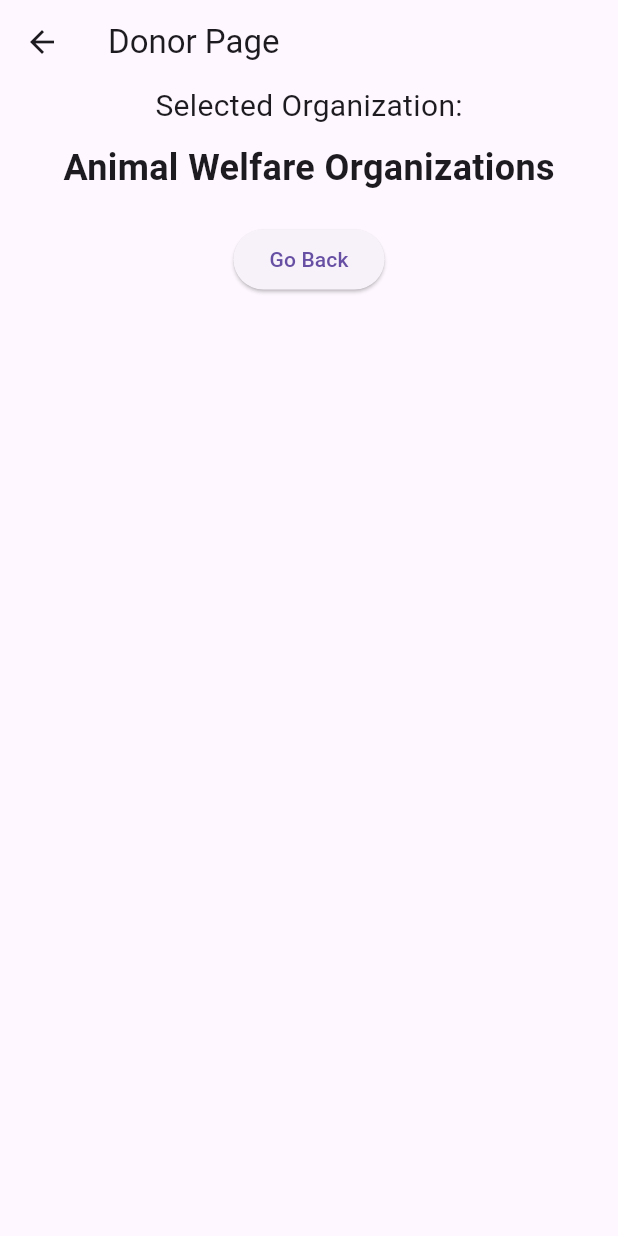
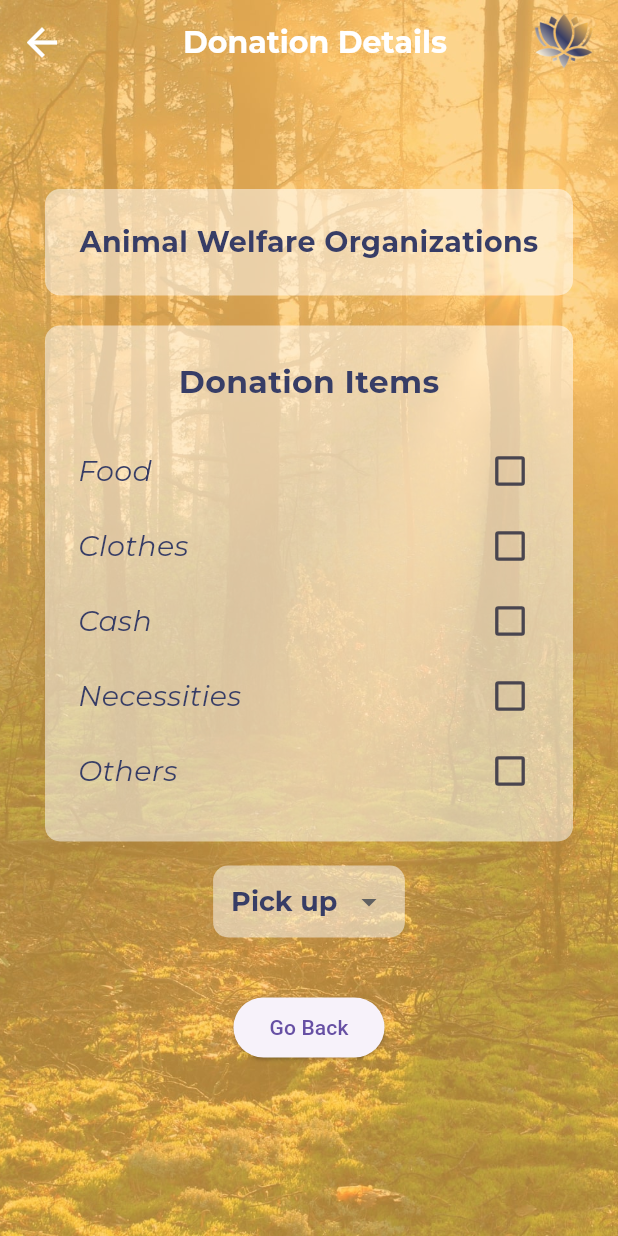
Before and after one commit to lmtelesforo/CMSC23-Group1-Final_Project, a Flutter app: the screen it shows after launch, after a tap on "Animal", on a phone screen of 412 x 824 dp. Run offline on Flutter 3.47's test engine with Material 3 defaults, Android fonts, the phone set to English and light mode, and no system bars; project files that could hold a hidden picture were left out.

Commit message:
Added select checkbox and dropdown button for donation details

```diff
--- /dev/null
+++ b/cmsc23_project/lib/donation_buttons/donation_checkbox.dart
@@ -0,0 +1,47 @@
+import 'package:flutter/material.dart';
+
+class DonationCheckbox extends StatefulWidget {
+  final bool isChecked;
+  final String itemName;
+  final ValueChanged<bool?> onChanged;
+
+  const DonationCheckbox({
+    required this.isChecked,
+    required this.itemName,
+    required this.onChanged,
+    Key? key,
+  }) : super(key: key);
+
+  @override
+  _DonationCheckboxState createState() => _DonationCheckboxState();
+}
+
+class _DonationCheckboxState extends State<DonationCheckbox> {
+  @override
+  Widget build(BuildContext context) {
+    return Row(
+      mainAxisAlignment: MainAxisAlignment.spaceBetween,
+      children: [
+        Text(
+          widget.itemName,
+          style: TextStyle(
+            fontSize: 19,
+            fontFamily: "Montserrat",
+            color: const Color.fromRGBO(55, 61, 102, 1),
+          ),
+        ),
+        SizedBox(height: 50),
+        Transform.scale(
+          scale: 1.1,
+          child: Checkbox(
+            value: widget.isChecked,
+            onChanged: widget.onChanged,
+            activeColor: const Color.fromRGBO(55, 61, 102, 1),
+            checkColor: Colors.white,
+            materialTapTargetSize: MaterialTapTargetSize.shrinkWrap,
+          ),
+        ),
+      ],
+    );
+  }
+}
--- /dev/null
+++ b/cmsc23_project/lib/donation_buttons/donation_dropdown.dart
@@ -0,0 +1,51 @@
+import 'package:flutter/material.dart';
+
+class DropdownMenuExample extends StatefulWidget {
+  @override
+  _DropdownMenuExampleState createState() => _DropdownMenuExampleState();
+}
+
+class _DropdownMenuExampleState extends State<DropdownMenuExample> {
+  String dropdownValue = 'Pick up'; // Default value
+
+  @override
+  Widget build(BuildContext context) {
+    return Container(
+      decoration: BoxDecoration(
+        color: Colors.white.withOpacity(0.5), // Color of the dropdown menu box
+        borderRadius: BorderRadius.circular(10),
+      ),
+      padding: EdgeInsets.symmetric(horizontal: 12),
+      child: DropdownButton<String>(
+        value: dropdownValue,
+        icon: Icon(Icons.arrow_drop_down),
+        iconSize: 24,
+        elevation: 16,
+        style: TextStyle(
+          color: const Color.fromRGBO(55, 61, 102, 1), // Color of the selected item text
+          fontSize: 18,
+        ),
+        underline: SizedBox(), // Remove the underline
+        onChanged: (String? newValue) {
+          setState(() {
+            dropdownValue = newValue!;
+          });
+        },
+        items: <String>['Pick up', 'Drop-off']
+            .map<DropdownMenuItem<String>>((String value) {
+          return DropdownMenuItem<String>(
+            value: value,
+            child: Text(
+              value,
+              style: TextStyle(
+                color: Color.fromRGBO(55, 61, 102, 1),
+                fontFamily: "Montserrat",
+                fontWeight: FontWeight.bold,
+                ), // Color of the dropdown item text
+            ),
+          );
+        }).toList(),
+      ),
+    );
+  }
+}
--- a/cmsc23_project/lib/donor_homepage.dart
+++ b/cmsc23_project/lib/donation_page/donor_homepage.dart
@@ -1,5 +1,5 @@
-import 'package:cmsc23_project/donor_page.dart';
-import 'package:cmsc23_project/organization_list.dart';
+import 'package:cmsc23_project/donation_page/donor_page.dart';
+import 'package:cmsc23_project/donor_items/organization_list.dart';
 import 'package:flutter/material.dart';
 
 class DonorHomepage extends StatefulWidget {
@@ -111,7 +111,7 @@ class _DonorHomepageState extends State<DonorHomepage> {
             top: AppBar().preferredSize.height + 80,
             left: 16,
             right: 16,
-            bottom: 0,
+            bottom: 16,
             child: Column(
               crossAxisAlignment: CrossAxisAlignment.stretch,
               children: [
--- /dev/null
+++ b/cmsc23_project/lib/donation_page/donor_page.dart
@@ -0,0 +1,153 @@
+import 'package:cmsc23_project/donation_buttons/donation_dropdown.dart';
+import 'package:flutter/material.dart';
+import 'package:cmsc23_project/donor_items/donation_item.dart';
+import 'package:cmsc23_project/donation_buttons/donation_checkbox.dart'; // Import the new widget
+
+class DonorPage extends StatefulWidget {
+  final String organization;
+
+  DonorPage({required this.organization});
+
+  @override
+  _DonorPageState createState() => _DonorPageState();
+}
+
+class _DonorPageState extends State<DonorPage> {
+  List<DonationItem> donationItems = []; // Updated to include donation items for the selected organization
+
+  @override
+  void initState() {
+    super.initState();
+    // Initialize donation items based on the selected organization
+    donationItems = getDonationItemsForOrganization(widget.organization);
+  }
+
+  @override
+  Widget build(BuildContext context) {
+    return Scaffold(
+      appBar: AppBar(
+        backgroundColor: Colors.transparent,
+        elevation: 0,
+        centerTitle: false,
+        iconTheme: IconThemeData(color: Colors.white, size: 30),
+        title: Row(
+          mainAxisAlignment: MainAxisAlignment.end,
+          children: [
+            Expanded(
+              child: Text(
+                "Donation Details",
+                textAlign: TextAlign.center,
+                style: TextStyle(
+                  fontFamily: "Montserrat",
+                  color: Colors.white,
+                  fontWeight: FontWeight.bold,
+                  fontSize: 20,
+                ),
+              ),
+            ),
+            SizedBox(width: 8),
+            SizedBox(
+              width: 40,
+              height: 40,
+              child: Image.asset('images/logo.png'),
+            ),
+          ],
+        ),
+        actions: [],
+      ),
+      extendBodyBehindAppBar: true,
+      body: Stack(
+        children: [
+          Container(
+            decoration: BoxDecoration(
+              image: DecorationImage(
+                image: AssetImage("images/wallpaper.jpg"),
+                fit: BoxFit.cover,
+              ),
+            ),
+          ),
+          Positioned(
+            top: AppBar().preferredSize.height + 70,
+            left: 30,
+            right: 30,
+            bottom: 20,
+            child: Column(
+              crossAxisAlignment: CrossAxisAlignment.center,
+              children: [
+                Container(
+                  padding: EdgeInsets.all(22),
+                  decoration: BoxDecoration(
+                    color: Colors.white.withOpacity(0.5),
+                    borderRadius: BorderRadius.circular(10),
+                  ),
+                  child: Column(
+                    crossAxisAlignment: CrossAxisAlignment.center,
+                    children: [
+                      Center (
+                        child: Text(
+                          widget.organization,
+                          style: TextStyle(
+                            fontSize: 19,
+                            fontWeight: FontWeight.bold,
+                            fontFamily: "Montserrat",
+                            color: const Color.fromRGBO(55, 61, 102, 1)),
+                        ),
+                      ),
+                    ],
+                  ),
+                ),
+                SizedBox(height: 20),
+                Container(
+                  padding: EdgeInsets.all(22),
+                  decoration: BoxDecoration(
+                    color: Colors.white.withOpacity(0.5),
+                    borderRadius: BorderRadius.circular(10),
+                  ),
+                  child: Column(
+                    crossAxisAlignment: CrossAxisAlignment.center,
+                    children: [
+                      Text("Donation Items",
+                      style: TextStyle(
+                        fontSize: 21,
+                        fontWeight: FontWeight.bold,
+                        fontFamily: "Montserrat",
+                        color: const Color.fromRGBO(55, 61, 102, 1),
+                      ),
+                      ),
+                      SizedBox(height: 20),
+                      Column(
+                        crossAxisAlignment: CrossAxisAlignment.center,
+                        children: donationItems.map((item) {
+                          return DonationCheckbox(
+                            itemName: item.itemName,
+                            isChecked: item.isChecked,
+                            onChanged: (value) {
+                              setState(() {
+                                item.isChecked = value!;
+                              });
+                            },
+                          );
+                        }).toList(),
+                      ),
+                    ],
+                  ),
+                ),
+                Container(
+                  padding: EdgeInsets.all(16),
+                  child: DropdownMenuExample(),
+                ),
+                SizedBox(height: 20),
+                ElevatedButton(
+                  onPressed: () {
+                    Navigator.pop(context);
+                  },
+                  child: Text("Go Back"),
+                ),
+              ],
+            ),
+          ),
+        ],
+      ),
+    );
+  }
+}
--- /dev/null
+++ b/cmsc23_project/lib/donor_items/donation_item.dart
@@ -0,0 +1,95 @@
+List<DonationItem> getDonationItemsForOrganization(String organization) {
+  // Replace this with your logic to get donation items for the selected organization
+  // For example, you could query a database or use hardcoded values based on the organization
+  // For demonstration, I'll return some hardcoded donation items
+  if (organization == "Animal Welfare Organizations") {
+    return [
+      DonationItem(itemName: "Food", isChecked: false),
+      DonationItem(itemName: "Clothes", isChecked: false),
+      DonationItem(itemName: "Cash", isChecked: false),
+      DonationItem(itemName: "Necessities", isChecked: false),
+      DonationItem(itemName: "Others", isChecked: false),
+    ];
+  } else if (organization == "Charitable Organizations") {
+    return [
+      DonationItem(itemName: "Food", isChecked: false),
+      DonationItem(itemName: "Clothes", isChecked: false),
+      DonationItem(itemName: "Cash", isChecked: false),
+      DonationItem(itemName: "Necessities", isChecked: false),
+      DonationItem(itemName: "Others", isChecked: false),
+    ];
+  } else if (organization == "Disaster Relief Organizations") {
+    return [
+      DonationItem(itemName: "Food", isChecked: false),
+      DonationItem(itemName: "Clothes", isChecked: false),
+      DonationItem(itemName: "Cash", isChecked: false),
+      DonationItem(itemName: "Necessities", isChecked: false),
+      DonationItem(itemName: "Others", isChecked: false),
+    ];
+  } else if (organization == "Education Foundations") {
+    return [
+      DonationItem(itemName: "Food", isChecked: false),
+      DonationItem(itemName: "Clothes", isChecked: false),
+      DonationItem(itemName: "Cash", isChecked: false),
+      DonationItem(itemName: "Necessities", isChecked: false),
+      DonationItem(itemName: "Others", isChecked: false),
+    ];
+  } else if (organization == "Environmental Organizations") {
+    return [
+      DonationItem(itemName: "Food", isChecked: false),
+      DonationItem(itemName: "Clothes", isChecked: false),
+      DonationItem(itemName: "Cash", isChecked: false),
+      DonationItem(itemName: "Necessities", isChecked: false),
+      DonationItem(itemName: "Others", isChecked: false),
+    ];
+  } else if (organization == "Health Organization") {
+    return [
+      DonationItem(itemName: "Food", isChecked: false),
+      DonationItem(itemName: "Clothes", isChecked: false),
+      DonationItem(itemName: "Cash", isChecked: false),
+      DonationItem(itemName: "Necessities", isChecked: false),
+      DonationItem(itemName: "Others", isChecked: false),
+    ];
+  } else if (organization == "Human Rights Groups") {
+    return [
+      DonationItem(itemName: "Food", isChecked: false),
+      DonationItem(itemName: "Clothes", isChecked: false),
+      DonationItem(itemName: "Cash", isChecked: false),
+      DonationItem(itemName: "Necessities", isChecked: false),
+      DonationItem(itemName: "Others", isChecked: false),
+    ];
+  } else if (organization == "Religious Organizations") {
+    return [
+      DonationItem(itemName: "Food", isChecked: false),
+      DonationItem(itemName: "Clothes", isChecked: false),
+      DonationItem(itemName: "Cash", isChecked: false),
+      DonationItem(itemName: "Necessities", isChecked: false),
+      DonationItem(itemName: "Others", isChecked: false),
+    ];
+  } else if (organization == "Research Institutions") {
+    return [
+      DonationItem(itemName: "Food", isChecked: false),
+      DonationItem(itemName: "Clothes", isChecked: false),
+      DonationItem(itemName: "Cash", isChecked: false),
+      DonationItem(itemName: "Necessities", isChecked: false),
+      DonationItem(itemName: "Others", isChecked: false),
+    ];
+  } else if (organization == "Social Justice and Advocacy Groups") {
+    return [
+      DonationItem(itemName: "Food", isChecked: false),
+      DonationItem(itemName: "Clothes", isChecked: false),
+      DonationItem(itemName: "Cash", isChecked: false),
+      DonationItem(itemName: "Necessities", isChecked: false),
+      DonationItem(itemName: "Others", isChecked: false),
+    ];
+  } else {
+    return []; // Return empty list for unknown organizations
+  }
+}
+
+class DonationItem {
+  final String itemName;
+  bool isChecked;
+
+  DonationItem({required this.itemName, required this.isChecked});
+}
--- a/cmsc23_project/lib/donor_page.dart
+++ /dev/null
@@ -1,44 +0,0 @@
-import 'package:flutter/material.dart';
-
-class DonorPage extends StatefulWidget {
-  final String organization;
-
-  DonorPage({required this.organization});
-
-  @override
-  _DonorPageState createState() => _DonorPageState();
-}
-
-class _DonorPageState extends State<DonorPage> {
-  @override
-  Widget build(BuildContext context) {
-    return Scaffold(
-      appBar: AppBar(
-        title: Text("Donor Page"),
-      ),
-      body: Center(
-        child: Column(
-          mainAxisAlignment: MainAxisAlignment.start,
-          children: [
-            Text(
-              "Selected Organization:",
-              style: TextStyle(fontSize: 20),
-            ),
-            SizedBox(height: 10),
-            Text(
-              widget.organization,
-              style: TextStyle(fontSize: 24, fontWeight: FontWeight.bold),
-            ),
-            SizedBox(height: 20),
-            ElevatedButton(
-              onPressed: () {
-                Navigator.pop(context); // Navigate back to the previous screen
-              },
-              child: Text("Go Back"),
-            ),
-          ],
-        ),
-      ),
-    );
-  }
-}
--- a/cmsc23_project/lib/main.dart
+++ b/cmsc23_project/lib/main.dart
@@ -1,4 +1,4 @@
-import 'package:cmsc23_project/donor_homepage.dart';
+import 'package:cmsc23_project/donation_page/donor_homepage.dart';
 import 'package:flutter/material.dart';
 
 void main() {
--- a/cmsc23_project/pubspec.yaml
+++ b/cmsc23_project/pubspec.yaml
@@ -72,6 +72,7 @@ flutter:
     - images/Health Organization.jpg
     - images/profile.jpg
     - images/icon.jpg
+    - images/logo.png
     - images/wallpaper.jpg
 
   # An image asset can refer to one or more resolution-specific "variants", see
```
Also changed, not shown: cmsc23_project/images/logo.png (added), cmsc23_project/lib/donor_items/organization_list.dart (renamed from cmsc23_project/lib/organization_list.dart).
